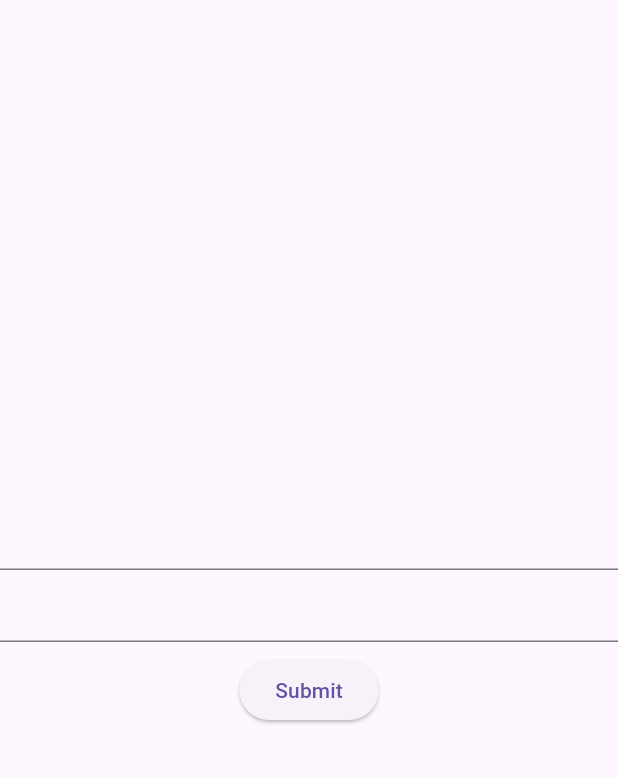
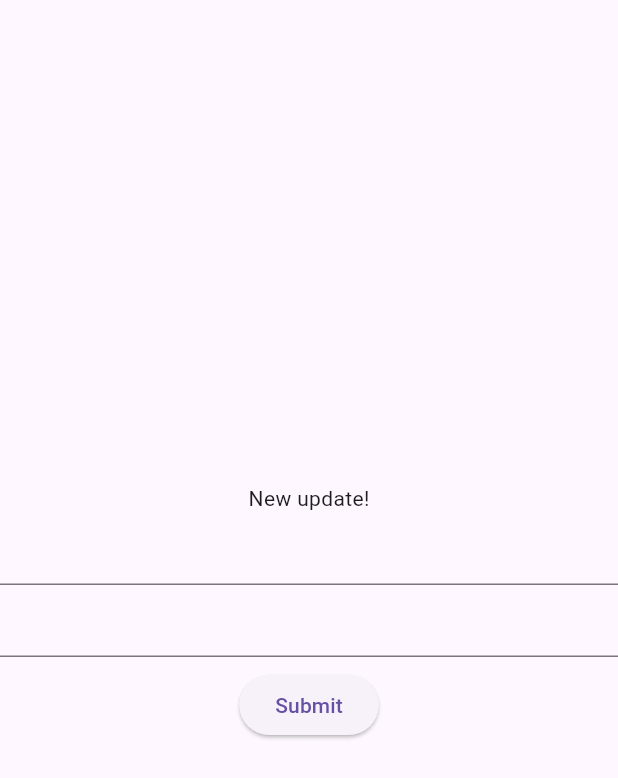
Before and after one commit to EternalRex/MS_Todo_List_Clone, a Flutter app: the screen it shows after launch, on a phone screen of 412 x 824 dp. Shown: the top 778 px of the screen. Run offline on Flutter 3.47's test engine with Material 3 defaults, Android fonts, the phone set to English and light mode, and no system bars; our stand-ins replace cloud_firestore, firebase_core; accounts and stored records are empty.

```diff
--- a/src/lib/modules/home/presentation/pages/home_screen.dart
+++ b/src/lib/modules/home/presentation/pages/home_screen.dart
@@ -15,6 +15,7 @@ class HomeScreen extends StatelessWidget {
           crossAxisAlignment: CrossAxisAlignment.center,
           mainAxisAlignment: MainAxisAlignment.center,
           children: [
+            const Text("New update!"),
             const TextField(),
             const TextField(),
             Padding(
```
Also changed, not shown: 1 other file.
